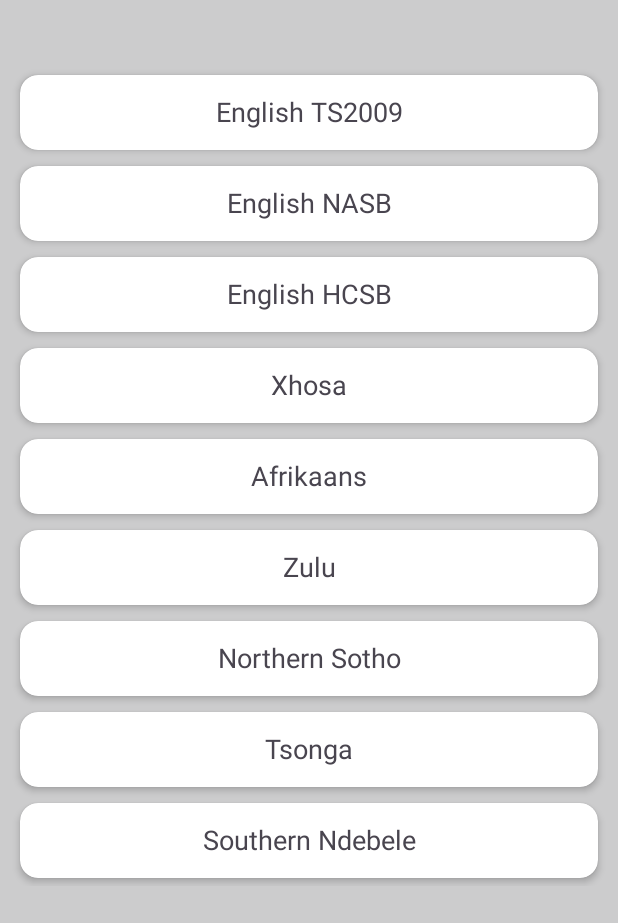
After one commit to DaHub49/Shabbat_Readings_Application, an Android app: the fragment YouVersionTranslationFragment shown on its own in the app's theme, on a phone screen of 412 x 824 dp. The commit adds this screen. Shown: the top 923 px of the screen. Run offline under Robolectric (Android 15) with nearby library versions, the phone set to English and light mode, and no system bars.

Commit message:
Main project on the 16/10/2024 @10:08: Removed the SettingsActivity and fragment and instead implemented a custom skeleton for YouVersionTranslationFragment for selecting the YouVersion Bible translation.
Next task: program logic for selecting and saving the Bible preference.

```diff
--- a/app/build.gradle.kts
+++ b/app/build.gradle.kts
@@ -47,6 +47,7 @@ dependencies {
     implementation(libs.androidx.navigation.fragment.ktx)
     implementation(libs.androidx.navigation.ui.ktx)
     implementation(libs.preference)
+    implementation(libs.androidx.preference.ktx)
     testImplementation(libs.junit)
     androidTestImplementation(libs.androidx.junit)
     androidTestImplementation(libs.androidx.espresso.core)
--- a/app/src/main/java/za/co/howtogeek/shabbatreadingsapplication/SettingsActivity.kt
+++ b/app/src/main/java/za/co/howtogeek/shabbatreadingsapplication/SettingsActivity.kt
@@ -2,18 +2,16 @@ package za.co.howtogeek.shabbatreadingsapplication
 
 import android.os.Bundle
 import androidx.appcompat.app.AppCompatActivity
-import androidx.fragment.app.replace
-import androidx.preference.PreferenceFragmentCompat
-import za.co.howtogeek.shabbatreadingsapplication.settings.BibleTranslationPreferenceFragment
 
 class SettingsActivity : AppCompatActivity() {
 
     override fun onCreate(savedInstanceState: Bundle?) {
         super.onCreate(savedInstanceState)
         //setContentView(R.layout.settings_activity)
-        supportFragmentManager.beginTransaction()
+        /*supportFragmentManager.beginTransaction()
             .replace(android.R.id.content, BibleTranslationPreferenceFragment())
             .commit()
+         */
         //supportActionBar?.setDisplayHomeAsUpEnabled(true)
     }
 
--- /dev/null
+++ b/app/src/main/java/za/co/howtogeek/shabbatreadingsapplication/settings/YouVersionTranslationFragment.kt
@@ -0,0 +1,83 @@
+package za.co.howtogeek.shabbatreadingsapplication.settings
+
+import android.content.Context
+import android.os.Bundle
+import android.util.Log
+import androidx.fragment.app.Fragment
+import android.view.LayoutInflater
+import android.view.View
+import android.view.ViewGroup
+import android.widget.TextView
+import androidx.navigation.fragment.findNavController
+import androidx.recyclerview.widget.LinearLayoutManager
+import androidx.recyclerview.widget.RecyclerView
+import za.co.howtogeek.shabbatreadingsapplication.R
+import za.co.howtogeek.shabbatreadingsapplication.adapters.ShabbatReadingAdapter
+import java.io.BufferedReader
+import java.io.InputStreamReader
+
+/**
+ * A simple [Fragment] subclass that allows the user to select the desired YouVersion
+ * translation and save to SharedPreferences.
+ *
+ * Creation date: 16/10/2024 @08:51
+ *
+ */
+private val TAG = "settings -> YouVersionTranslationFragment -> "
+
+class YouVersionTranslationFragment : Fragment(), ShabbatReadingAdapter.OnItemClickListener {
+
+    private lateinit var translation_recycler_view: RecyclerView
+    private lateinit var adapter: ShabbatReadingAdapter
+    //val list1 = ArrayList<String>() // Creates an empty ArrayList of type String
+    private lateinit var translations: ArrayList<String>
+        // Initialize parashaNames
+
+    override fun onCreate(savedInstanceState: Bundle?) {
+        super.onCreate(savedInstanceState)
+
+        //Load the string array into the ArrayList
+        translations = ArrayList(resources.getStringArray(R.array.youversion_translations).toList())
+
+    } // onCreate
+
+    override fun onCreateView(inflater: LayoutInflater, container: ViewGroup?, savedInstanceState: Bundle?): View?{
+        val view = inflater.inflate(R.layout.fragment_you_version_translation, container, false)
+
+        //0. HeaderTextView:
+        var reading_list_fragment_title_text: TextView = view.findViewById(R.id.you_version_translation_fragment_title)
+
+        //1. RecyclerView:
+        translation_recycler_view = view.findViewById<RecyclerView>(R.id.translation_recycler_view)
+
+        //2. vertical layout manager
+        translation_recycler_view.layoutManager = LinearLayoutManager(requireContext())
+        //4. Pass ArrayList to adapter:
+        adapter = ShabbatReadingAdapter(
+            translations,
+            this)
+
+        translation_recycler_view.adapter = adapter
+
+        return view
+
+    }
+
+    override fun onItemClick(position: Int) {
+
+        val bundle = Bundle().apply {
+            putInt("parashaPosition", position)
+        }
+
+        findNavController().navigate(R.id.action_ReadingListFragment_to_ShabbatDetailFragment, bundle)
+
+    }
+
+    //populate the views now that the layout has been inflated:
+    override fun onViewCreated(view: View, savedInstanceState: Bundle?) {
+        super.onViewCreated(view, savedInstanceState)
+
+        Log.i(TAG, "onViewCreated: [called]")
+    }
+
+}
--- /dev/null
+++ b/app/src/main/res/layout/fragment_you_version_translation.xml
@@ -0,0 +1,26 @@
+<?xml version="1.0" encoding="utf-8"?>
+<LinearLayout xmlns:android="http://schemas.android.com/apk/res/android"
+    xmlns:app="http://schemas.android.com/apk/res-auto"
+    xmlns:tools="http://schemas.android.com/tools"
+    android:layout_width="match_parent"
+    android:layout_height="match_parent"
+    android:orientation="vertical"
+    android:background="#CCCCCD">
+
+    <TextView
+        android:id="@+id/you_version_translation_fragment_title"
+        android:layout_width="match_parent"
+        android:layout_height="wrap_content"
+        android:layout_marginTop="8dp"
+        android:textAlignment="center"
+        android:textSize="21sp"
+        android:textStyle="bold"
+        tools:text="@string/reading_list_fragment_template"/>
+
+    <androidx.recyclerview.widget.RecyclerView
+        android:id="@+id/translation_recycler_view"
+        android:layout_width="match_parent"
+        android:layout_height="wrap_content"
+        android:layout_margin="8dp"/>
+
+</LinearLayout>
--- a/app/src/main/res/values/strings.xml
+++ b/app/src/main/res/values/strings.xml
@@ -75,16 +75,16 @@
     <string name="english">English</string>
     <string name="youversion_bible_translation">YouVersion Bible Translation</string>
 
-    <string-array name="bible_translation_names">
-        <item>KJV</item>
-        <item>NIV</item>
-        <item>ESV</item>
-    </string-array>
-
-    <string-array name="bible_translation_values">
-        <item>KJV</item>
-        <item>NIV</item>
-        <item>ESV</item>
+    <string-array name="youversion_translations">
+        <item>English TS2009</item>
+        <item>English NASB</item>
+        <item>English HCSB</item>
+        <item>Xhosa</item>
+        <item>Afrikaans</item>
+        <item>Zulu</item>
+        <item>Northern Sotho</item>
+        <item>Tsonga</item>
+        <item>Southern Ndebele</item>
     </string-array>
 
     <string name="parsha_name_placeholder">[parsha name]</string>
@@ -112,4 +112,5 @@
     <string name="attachment_summary_on">Automatically download attachments for incoming emails
     </string>
     <string name="attachment_summary_off">Only download attachments when manually requested</string>
+    <string name="select_translation">Select Translation\n</string>
 </resources>
--- a/gradle/libs.versions.toml
+++ b/gradle/libs.versions.toml
@@ -11,9 +11,11 @@ constraintlayout = "2.1.4"
 navigationFragmentKtx = "2.7.7"
 navigationUiKtx = "2.7.7"
 androidx-preference = "1.1.1"
+preferenceKtx = "1.2.1"
 
 [libraries]
 androidx-core-ktx = { group = "androidx.core", name = "core-ktx", version.ref = "coreKtx" }
+androidx-preference-ktx = { module = "androidx.preference:preference-ktx", version.ref = "preferenceKtx" }
 junit = { group = "junit", name = "junit", version.ref = "junit" }
 androidx-junit = { group = "androidx.test.ext", name = "junit", version.ref = "junitVersion" }
 androidx-espresso-core = { group = "androidx.test.espresso", name = "espresso-core", version.ref = "espressoCore" }
```
Also changed, not shown: app/src/main/java/za/co/howtogeek/shabbatreadingsapplication/fragments/ShabbatDetailFragment.kt (+18 -4 lines), app/src/main/java/za/co/howtogeek/shabbatreadingsapplication/settings/BibleTranslationPreferenceFragment.kt (deleted, +0 -20 lines), app/src/main/res/layout/fragment_bible_selection.xml (deleted, +0 -98 lines), app/src/main/res/navigation/nav_graph.xml (+20 -6 lines), app/src/main/res/xml/preferences.xml (deleted, +0 -11 lines).
